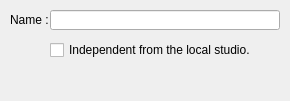
First picture: the form in client/dlgreasontovisitedit.ui, repository tbikfalvi/Belenus, before the edit.
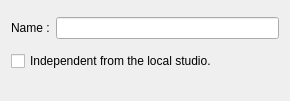
Second picture: the form after the edit.

```diff
--- a/client/dlgreasontovisitedit.ui
+++ b/client/dlgreasontovisitedit.ui
@@ -13,42 +13,29 @@
   <property name="windowTitle">
    <string>Dialog</string>
   </property>
+  <layout class="QVBoxLayout" name="verticalLayout">
+   <item>
+    <layout class="QHBoxLayout" name="horizontalLayout">
+     <item>
   <widget class="QLabel" name="lblName">
-   <property name="geometry">
-    <rect>
-     <x>10</x>
-     <y>10</y>
-     <width>41</width>
-     <height>20</height>
-    </rect>
-   </property>
    <property name="text">
     <string>Name :</string>
    </property>
   </widget>
-  <widget class="QLineEdit" name="ledName">
-   <property name="geometry">
-    <rect>
-     <x>50</x>
-     <y>10</y>
-     <width>230</width>
-     <height>20</height>
-    </rect>
-   </property>
-  </widget>
+     </item>
+     <item>
+      <widget class="QLineEdit" name="ledName"/>
+     </item>
+    </layout>
+   </item>
+   <item>
   <widget class="QCheckBox" name="checkIndependent">
-   <property name="geometry">
-    <rect>
-     <x>50</x>
-     <y>40</y>
-     <width>220</width>
-     <height>20</height>
-    </rect>
-   </property>
    <property name="text">
     <string>Independent from the local studio.</string>
    </property>
   </widget>
+   </item>
+   <item>
   <widget class="QDialogButtonBox" name="btbButtons">
    <property name="geometry">
     <rect>
@@ -62,6 +49,8 @@
     <set>QDialogButtonBox::NoButton</set>
    </property>
   </widget>
+   </item>
+  </layout>
  </widget>
  <resources/>
  <connections>
```
Left out of the diff: 8 changed lines with no effect on the pictures. Lines whose indentation alone changed are shown as unchanged.
